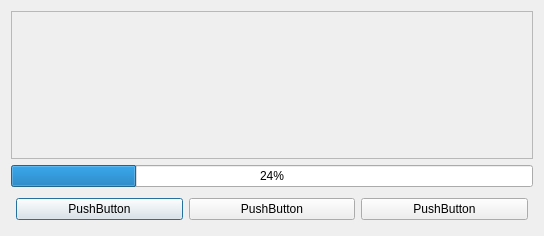
Above: pydialog/modules/window1_2.ui from thevladsoft/playground before the change. Below: the same form after it.
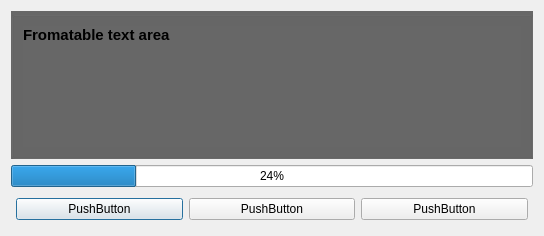
That is the form after the change.

Commit message: Removed frame,added QLabel

The edit to the form file:
```diff
--- a/pydialog/modules/window1_2.ui
+++ b/pydialog/modules/window1_2.ui
@@ -23,19 +23,53 @@
    <item row="0" column="0">
     <layout class="QVBoxLayout" name="verticalLayout">
      <item>
-      <widget class="QFrame" name="frame">
+      <widget class="QGroupBox" name="groupBox">
        <property name="sizePolicy">
         <sizepolicy hsizetype="Expanding" vsizetype="Expanding">
          <horstretch>0</horstretch>
          <verstretch>0</verstretch>
         </sizepolicy>
        </property>
-       <property name="frameShape">
-        <enum>QFrame::StyledPanel</enum>
+       <property name="font">
+        <font>
+         <weight>50</weight>
+         <bold>false</bold>
+        </font>
        </property>
-       <property name="frameShadow">
-        <enum>QFrame::Sunken</enum>
+       <property name="autoFillBackground">
+        <bool>false</bool>
        </property>
+       <property name="styleSheet">
+        <string notr="true">background-color: rgb(103, 103, 103);</string>
+       </property>
+       <property name="title">
+        <string/>
+       </property>
+       <property name="flat">
+        <bool>false</bool>
+       </property>
+       <layout class="QVBoxLayout" name="verticalLayout_2">
+        <item>
+         <widget class="QLabel" name="label">
+          <property name="font">
+           <font>
+            <pointsize>11</pointsize>
+            <weight>75</weight>
+            <bold>true</bold>
+           </font>
+          </property>
+          <property name="layoutDirection">
+           <enum>Qt::RightToLeft</enum>
+          </property>
+          <property name="text">
+           <string>Fromatable text area</string>
+          </property>
+          <property name="alignment">
+           <set>Qt::AlignLeading|Qt::AlignLeft|Qt::AlignTop</set>
+          </property>
+         </widget>
+        </item>
+       </layout>
       </widget>
      </item>
      <item>
```
The commit also changes 1 other file.
